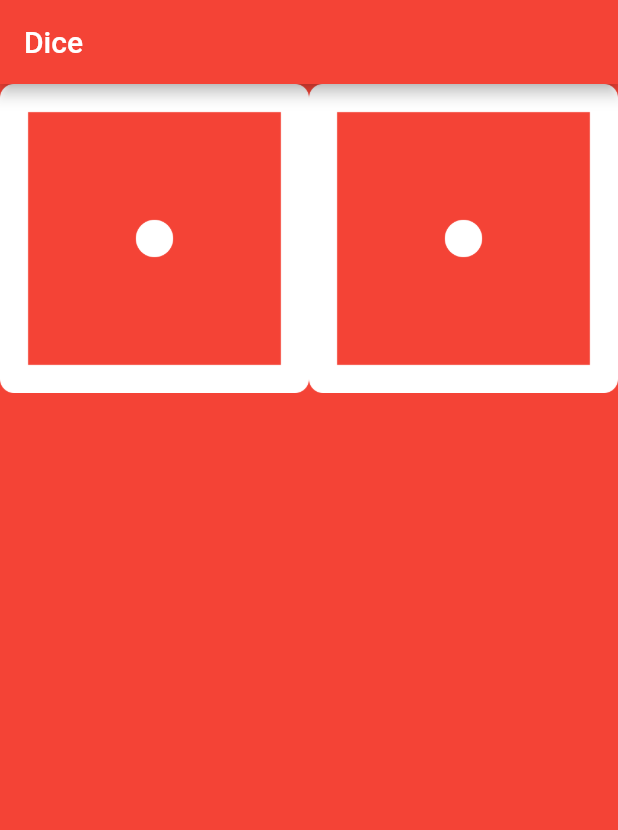
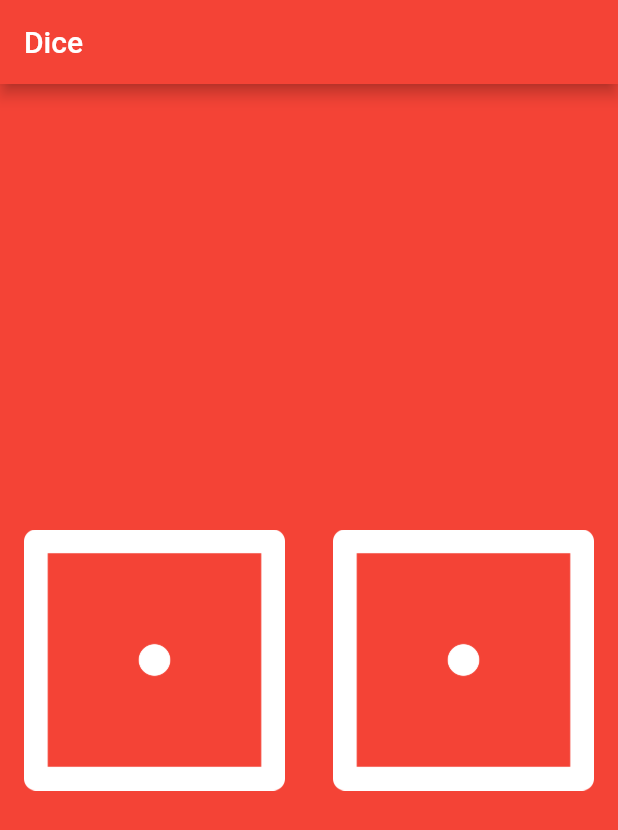
Before and after one commit to AyushSantri/Dice-game, a Flutter app: the screen it shows after launch, on a phone screen of 412 x 824 dp. Shown: the top 830 px of the screen. Run offline on Flutter 3.47's test engine with Material 2 defaults, Android fonts, the phone set to English and light mode, and no system bars.

Commit message:
centered the dice and added padding

```diff
--- a/lib/main.dart
+++ b/lib/main.dart
@@ -16,32 +16,25 @@ class DicePage extends StatelessWidget {
           title: const Text('Dice'),
           backgroundColor: Colors.red,
         ),
-        body: Row(
+        body: Center(
+          child: Row(
             children: [
               Expanded(
+                child: Padding(
+                  padding: const EdgeInsets.all(16.0),
                   child: Image.asset('images/dice1.png'),
                 ),
+              ),
               Expanded(
+                child: Padding(
+                  padding: const EdgeInsets.all(16.0),
                   child: Image.asset('images/dice1.png'),
                 ),
+              ),
             ],
+          ),
         ),
       ),
     );
   }
 }
-
-// class DicePage extends StatelessWidget {
-//   @override
-//   Widget build(BuildContext context) {
-//     return MaterialApp(
-//       home: Scaffold(
-//         backgroundColor: Colors.red,
-//         appBar: AppBar(
-//           title: const Text('Dice'),
-//           backgroundColor: Colors.red,
-//         ),
-//       ),
-//     );
-//   }
-// }
```
Lines whose indentation alone changed are shown as unchanged.
